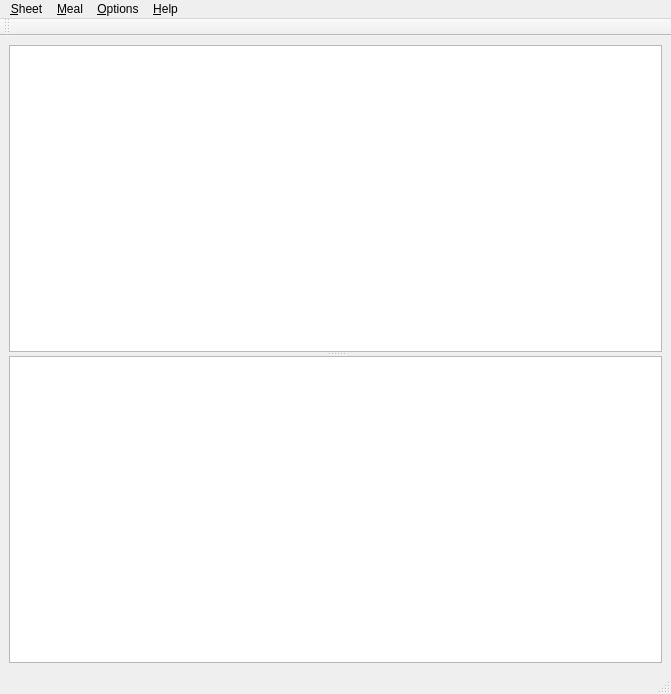
This is src/sheetwindow.ui in amellberg/sheetmeal as Qt 5 draws it before an edit. The edited form follows.
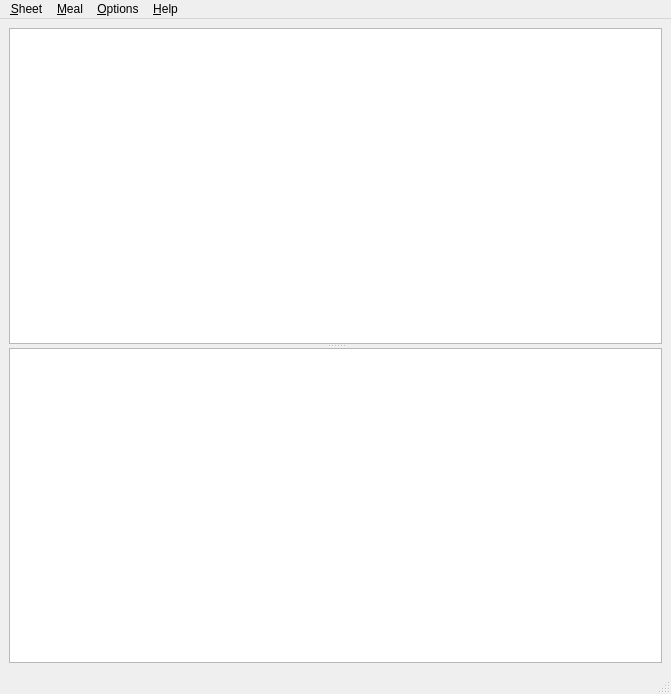
This is the edited form. Custom widgets are drawn as their Qt base class.

Commit message: Add sheet toolbar

```diff
--- a/src/sheetwindow.ui
+++ b/src/sheetwindow.ui
@@ -91,17 +91,6 @@
    <addaction name="helpMenu"/>
   </widget>
   <widget class="QStatusBar" name="statusbar"/>
-  <widget class="QToolBar" name="toolBar">
-   <property name="windowTitle">
-    <string>toolBar</string>
-   </property>
-   <attribute name="toolBarArea">
-    <enum>TopToolBarArea</enum>
-   </attribute>
-   <attribute name="toolBarBreak">
-    <bool>false</bool>
-   </attribute>
-  </widget>
   <action name="newSheetAction">
    <property name="text">
     <string>&amp;New</string>
```
The commit also changes 3 other files.
